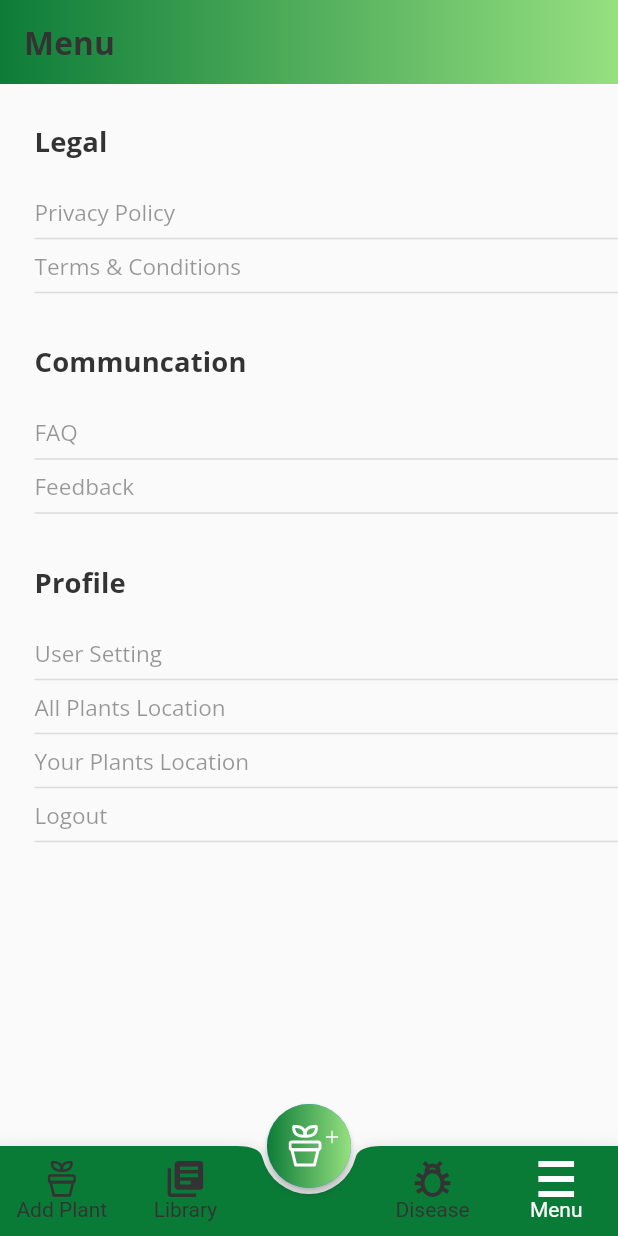
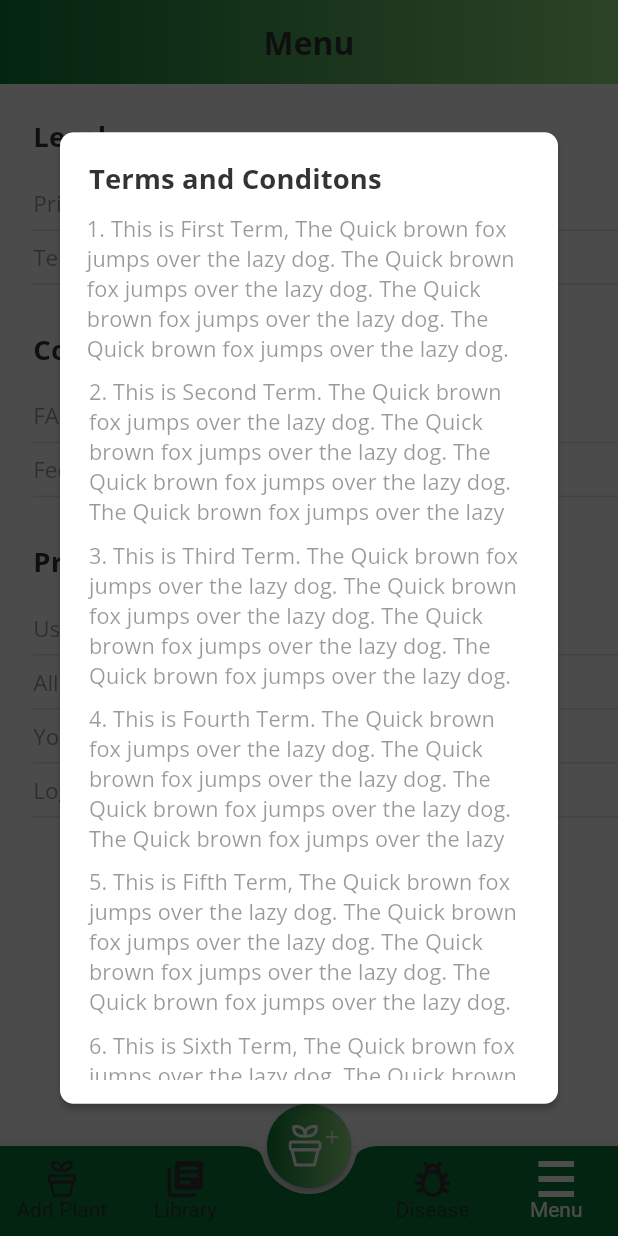
Before and after one commit to ahmedraza55592/plant_tree, a Flutter app: the screen it shows once a user with an empty profile is signed in, item 4 of the bottom bar chosen, after a tap on "Privacy Policy", on a phone screen of 412 x 824 dp. Run offline on Flutter 3.47's test engine with Material 2 defaults, Android fonts, the phone set to English and light mode, and no system bars; our stand-ins replace cloud_firestore, firebase_auth, firebase_core, firebase_storage, flutter_screenutil, flutter_svg and 6 more; accounts and stored records are empty; network calls fail; project files that could hold a hidden picture were left out.

Commit message:
- added proper design for my plants  - added appbar center tile to true  - add appBar theme in main.dart file  - added terms and conditions  - added privacy policy  - added faq

```diff
--- a/lib/main.dart
+++ b/lib/main.dart
@@ -1,7 +1,7 @@
 import 'package:firebase_core/firebase_core.dart';
-import 'package:flutter_screenutil/flutter_screenutil.dart';
 import 'package:plant_tree/modules/authentication/resourses/auth_methods.dart';
 import 'package:plant_tree/modules/dashboard/add_plants.dart';
+import 'package:plant_tree/modules/dashboard/faq.dart';
 import 'package:plant_tree/modules/dashboard/my_plants.dart';
 import 'package:plant_tree/styles/index.dart';
 import 'package:provider/provider.dart';
@@ -44,7 +44,15 @@ class MyApp extends StatelessWidget {
               MyRoutes.libraryDetail: (context) => const LibraryDetail(),
               MyRoutes.addPlants: (context) => const AddPlant(),
               MyRoutes.myPlants: (context) => const MyPlants(),
+              MyRoutes.faq: (context) => const FAQ(),
             },
+            theme: ThemeData(
+              appBarTheme: AppBarTheme(
+                centerTitle: true,
+                elevation: 0.0,
+                iconTheme: IconThemeData(color: AppColors.black, size: 30.0.r)
+              )
+            ),
             home: StreamBuilder(
               stream: AuthMethods().authChanges,
               builder: (context, snapshot) {
@@ -63,7 +71,9 @@ class MyApp extends StatelessWidget {
                 if (snapshot.connectionState == ConnectionState.waiting) {
                   return Scaffold(
                     body: Center(
-                      child: CircularProgressIndicator(color: AppColors.green,),
+                      child: CircularProgressIndicator(
+                        color: AppColors.green,
+                      ),
                     ),
                   );
                 }
--- a/lib/modules/authentication/login.dart
+++ b/lib/modules/authentication/login.dart
@@ -1,6 +1,5 @@
 import 'package:flutter/gestures.dart';
 import 'package:flutter/material.dart';
-import 'package:flutter_screenutil/flutter_screenutil.dart';
 import 'package:plant_tree/modules/authentication/resourses/auth_methods.dart';
 import 'package:plant_tree/routes.dart';
 import 'package:plant_tree/styles/index.dart';
--- a/lib/modules/authentication/reset_password_email.dart
+++ b/lib/modules/authentication/reset_password_email.dart
@@ -1,5 +1,4 @@
 import 'package:flutter/material.dart';
-import 'package:flutter_screenutil/flutter_screenutil.dart';
 import 'package:plant_tree/modules/authentication/resourses/auth_methods.dart';
 import 'package:plant_tree/styles/index.dart';
 import 'package:plant_tree/widgets/index.dart';
--- a/lib/modules/authentication/signup.dart
+++ b/lib/modules/authentication/signup.dart
@@ -1,6 +1,5 @@
 import 'package:flutter/gestures.dart';
 import 'package:flutter/material.dart';
-import 'package:flutter_screenutil/flutter_screenutil.dart';
 import 'package:plant_tree/modules/authentication/resourses/auth_methods.dart';
 import 'package:plant_tree/routes.dart';
 import 'package:plant_tree/styles/index.dart';
--- a/lib/modules/dashboard/add_plants.dart
+++ b/lib/modules/dashboard/add_plants.dart
@@ -1,6 +1,5 @@
 import 'dart:typed_data';
 import 'package:flutter/material.dart';
-import 'package:flutter_screenutil/flutter_screenutil.dart';
 import 'package:image_picker/image_picker.dart';
 import 'package:provider/provider.dart';
 
@@ -173,7 +172,6 @@ class _AddPlantState extends State<AddPlant> {
                 colors: AppColors.appBarColor),
           ),
         ),
-        elevation: 0.0,
       ),
       body: SingleChildScrollView(
         child: Column(
--- a/lib/modules/dashboard/homepage.dart
+++ b/lib/modules/dashboard/homepage.dart
@@ -1,4 +1,3 @@
-import 'package:flutter_screenutil/flutter_screenutil.dart';
 import 'package:plant_tree/modules/authentication/provider/user_provider.dart';
 import 'package:plant_tree/modules/index.dart';
 import 'package:plant_tree/routes.dart';
--- a/lib/modules/dashboard/library.dart
+++ b/lib/modules/dashboard/library.dart
@@ -46,7 +46,6 @@ class _LibraryState extends State<Library> {
                 colors: AppColors.appBarColor),
           ),
         ),
-        elevation: 0.0,
       ),
       body: Trees.items != null
           ? ListView.builder(
--- a/lib/modules/dashboard/lirbrary_detail.dart
+++ b/lib/modules/dashboard/lirbrary_detail.dart
@@ -26,7 +26,6 @@ class LibraryDetail extends StatelessWidget {
                 colors: AppColors.appBarColor),
           ),
         ),
-        elevation: 0.0,
       ),
       body: Padding(
         padding: const EdgeInsets.only(
--- a/lib/modules/dashboard/menu.dart
+++ b/lib/modules/dashboard/menu.dart
@@ -3,10 +3,10 @@ import 'package:plant_tree/modules/authentication/resourses/auth_methods.dart';
 import 'package:plant_tree/routes.dart';
 import 'package:plant_tree/styles/index.dart';
 import 'package:plant_tree/widgets/index.dart';
+import 'package:plant_tree/widgets/utils.dart';
 
 class Menu extends StatelessWidget {
   const Menu({Key? key}) : super(key: key);
-
 
   @override
   Widget build(BuildContext context) {
@@ -28,7 +28,7 @@ class Menu extends StatelessWidget {
       ),
       body: SingleChildScrollView(
         child: Padding(
-          padding: const EdgeInsets.only(top: 25.0, left: 23.0),
+          padding: EdgeInsets.only(top: 25.0.h, left: 23.0.w),
           child: Column(
             crossAxisAlignment: CrossAxisAlignment.start,
             children: [
@@ -36,77 +36,78 @@ class Menu extends StatelessWidget {
                 "Legal",
                 style: TextStyles.body19,
               ),
-              const SizedBox(
-                height: 25.0,
+              SizedBox(
+                height: 25.0.h,
               ),
               TextButtonWidget(
                 text: "Privacy Policy",
-                onPressed: () {},
+                onPressed: () => showTermsAndConditionsBox(context),
               ),
               const Divider(
                 thickness: 1.0,
               ),
               TextButtonWidget(
-                text: "Terms & Conditions",
-                onPressed: () {},
+                  text: "Terms & Conditions",
+                  onPressed: () => showTermsAndConditionsBox(context)
+                  // showTermsAndConditionsBox(context),
+                  ),
+              Divider(
+                thickness: 1.0.w,
               ),
-              const Divider(
-                thickness: 1.0,
-              ),
-              const SizedBox(
-                height: 25.0,
+              SizedBox(
+                height: 25.0.h,
               ),
               Text(
                 "Communcation",
                 style: TextStyles.body19,
               ),
-              const SizedBox(
-                height: 25.0,
+              SizedBox(
+                height: 25.0.h,
               ),
               TextButtonWidget(
                 text: "FAQ",
-                onPressed: () {},
+                onPressed: () => Navigator.pushNamed(context, MyRoutes.faq),
               ),
-              const Divider(
-                thickness: 1.0,
+              Divider(
+                thickness: 1.0.w,
               ),
               TextButtonWidget(
                 text: "Feedback",
                 onPressed: () {},
               ),
-              const Divider(
-                thickness: 1.0,
+              Divider(
+                thickness: 1.0.w,
               ),
-              const SizedBox(
-                height: 25.0,
+              SizedBox(
+                height: 25.0.h,
               ),
               Text(
                 "Profile",
                 style: TextStyles.body19,
               ),
-              const SizedBox(
-                height: 25.0,
+              SizedBox(
+                height: 25.0.h,
               ),
               TextButtonWidget(
                 text: "User Setting",
                 onPressed: () => Navigator.pushNamed(context, '/userProfile'),
               ),
-              const Divider(
-                thickness: 1.0,
+              Divider(
+                thickness: 1.0.w,
               ),
               TextButtonWidget(
                 text: "All Plants Location",
                 onPressed: () {},
               ),
-              const Divider(
-                thickness: 1.0,
+              Divider(
+                thickness: 1.0.w,
               ),
               TextButtonWidget(
                 text: "Your Plants Location",
                 onPressed: () {},
               ),
-              const Divider(
-                thickness: 1.0,
+              Divider(
+                thickness: 1.0.w,
               ),
               TextButtonWidget(
                   text: "Logout",
@@ -114,8 +115,8 @@ class Menu extends StatelessWidget {
                     AuthMethods().signOut();
                     Navigator.pushReplacementNamed(context, MyRoutes.loginPage);
                   }),
-              const Divider(
-                thickness: 1.0,
+              Divider(
+                thickness: 1.0.w,
               ),
             ],
           ),
--- a/lib/modules/dashboard/resourses/firestore_methods.dart
+++ b/lib/modules/dashboard/resourses/firestore_methods.dart
@@ -1,14 +1,14 @@
 import 'dart:typed_data';
 
 import 'package:cloud_firestore/cloud_firestore.dart';
-import 'package:firebase_auth/firebase_auth.dart';
+// import 'package:firebase_auth/firebase_auth.dart';
 import 'package:plant_tree/modules/dashboard/models/plants_model.dart';
 import 'package:plant_tree/modules/dashboard/resourses/storage_methods.dart';
 import 'package:uuid/uuid.dart';
 
 class FirestoreMethods {
   final FirebaseFirestore _firebaseFirestore = FirebaseFirestore.instance;
-  final FirebaseAuth _auth = FirebaseAuth.instance;
+  // final FirebaseAuth _auth = FirebaseAuth.instance;
 
   Future<bool> uploadPlant(
       {required String userName,
--- a/lib/routes.dart
+++ b/lib/routes.dart
@@ -10,5 +10,5 @@ class MyRoutes {
   static String libraryDetail = '/libraryDetail';
   static String addPlants = '/addPlants';
   static String myPlants = '/myPlants';
-
+  static String faq = '/faq';
 }
--- a/lib/styles/index.dart
+++ b/lib/styles/index.dart
@@ -1,2 +1,5 @@
 export 'colors.dart';
 export 'styles.dart';
+
+// Screen Utils
+export 'package:flutter_screenutil/flutter_screenutil.dart';
--- a/lib/widgets/button.dart
+++ b/lib/widgets/button.dart
@@ -1,5 +1,4 @@
 import 'package:flutter/material.dart';
-import 'package:flutter_screenutil/flutter_screenutil.dart';
 import 'package:flutter_svg/flutter_svg.dart';
 import 'package:google_fonts/google_fonts.dart';
 import 'package:plant_tree/styles/index.dart';
--- a/lib/widgets/google_button.dart
+++ b/lib/widgets/google_button.dart
@@ -1,5 +1,4 @@
 import 'package:flutter/material.dart';
-import 'package:flutter_screenutil/flutter_screenutil.dart';
 import 'package:flutter_svg/flutter_svg.dart';
 import 'package:google_fonts/google_fonts.dart';
 import 'package:plant_tree/styles/index.dart';
--- /dev/null
+++ b/lib/widgets/utils.dart
@@ -0,0 +1,93 @@
+import 'package:flutter/material.dart';
+import '../styles/index.dart';
+
+showTermsAndConditionsBox(BuildContext context) async {
+  return showDialog(
+      context: context,
+      barrierColor: Colors.transparent.withOpacity(.7),
+      builder: (_) => SimpleDialog(
+            titlePadding:
+                EdgeInsets.only(left: 20.0.w, right: 20.0.w, top: 20.0.h),
+            elevation: 2.0,
+            backgroundColor: AppColors.white,
+            shape: RoundedRectangleBorder(
+                borderRadius: BorderRadius.circular(10.0.r)),
+            title: Text(
+              'Terms and Conditons',
+              style: TextStyles.body19,
+            ),
+            children: [
+              SizedBox(
+                  height: MediaQuery.of(context).size.height * .7,
+                  width: MediaQuery.of(context).size.width * .9,
+                  child: ListView(children: [
+                    Padding(
+                      padding: EdgeInsets.symmetric(horizontal: 20.0.h),
+                      child: Text(
+                        "1. This is First Term, The Quick brown fox jumps over the lazy dog. The Quick brown fox jumps over the lazy dog. The Quick brown fox jumps over the lazy dog. The Quick brown fox jumps over the lazy dog. ",
+                        maxLines: 5,
+                        style: TextStyles.body15,
+                      ),
+                    ),
+                    SizedBox(
+                      height: 10.0.h,
+                    ),
+                    Padding(
+                      padding: EdgeInsets.symmetric(horizontal: 20.0.w),
+                      child: Text(
+                        "2. This is Second Term. The Quick brown fox jumps over the lazy dog. The Quick brown fox jumps over the lazy dog. The Quick brown fox jumps over the lazy dog. The Quick brown fox jumps over the lazy dog. ",
+                        maxLines: 5,
+                        style: TextStyles.body15,
+                      ),
+                    ),
+                    SizedBox(
+                      height: 10.0.h,
+                    ),
+                    Padding(
+                      padding: EdgeInsets.symmetric(horizontal: 20.0.w),
+                      child: Text(
+                        "3. This is Third Term. The Quick brown fox jumps over the lazy dog. The Quick brown fox jumps over the lazy dog. The Quick brown fox jumps over the lazy dog. The Quick brown fox jumps over the lazy dog. ",
+                        style: TextStyles.body15,
+                        maxLines: 5,
+                      ),
+                    ),
+                    SizedBox(
+                      height: 10.0.h,
+                    ),
+                    Padding(
+                      padding: EdgeInsets.symmetric(horizontal: 20.0.w),
+                      child: Text(
+                        "4. This is Fourth Term. The Quick brown fox jumps over the lazy dog. The Quick brown fox jumps over the lazy dog. The Quick brown fox jumps over the lazy dog. The Quick brown fox jumps over the lazy dog. ",
+                        maxLines: 5,
+                        style: TextStyles.body15,
+                      ),
+                    ),
+                    SizedBox(
+                      height: 10.0.h,
+                    ),
+                    Padding(
+                      padding: EdgeInsets.symmetric(horizontal: 20.0.w),
+                      child: Text(
+                        "5. This is Fifth Term, The Quick brown fox jumps over the lazy dog. The Quick brown fox jumps over the lazy dog. The Quick brown fox jumps over the lazy dog. The Quick brown fox jumps over the lazy dog. ",
+                        maxLines: 5,
+                        style: TextStyles.body15,
+                      ),
+                    ),
+                    SizedBox(
+                      height: 10.0.h,
+                    ),
+                    Padding(
+                      padding: EdgeInsets.symmetric(horizontal: 20.0.w),
+                      child: Text(
+                        "6. This is Sixth Term, The Quick brown fox jumps over the lazy dog. The Quick brown fox jumps over the lazy dog. The Quick brown fox jumps over the lazy dog. The Quick brown fox jumps over the lazy dog. ",
+                        maxLines: 5,
+                        style: TextStyles.body15,
+                      ),
+                    ),
+                    SizedBox(
+                      height: 20.0.h,
+                    ),
+                  ])),
+            ],
+          ));
+}
```
Also changed, not shown: lib/modules/dashboard/faq.dart (added, +79 -0 lines), lib/modules/dashboard/my_plants.dart (+76 -15 lines), lib/modules/index.dart (line endings or trailing spaces).
